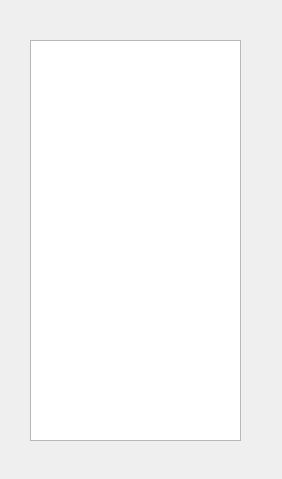
LASTLINEK/BaoShiMiZhen, file orderview.ui: the form before one commit.
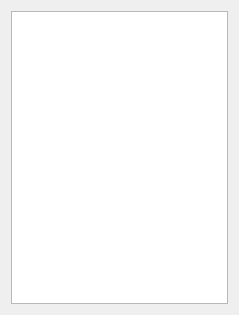
The form after the commit.

Diff of the .ui file:
```diff
--- a/orderview.ui
+++ b/orderview.ui
@@ -6,23 +6,22 @@
    <rect>
     <x>0</x>
     <y>0</y>
-    <width>282</width>
-    <height>479</height>
+    <width>239</width>
+    <height>315</height>
    </rect>
   </property>
   <property name="windowTitle">
    <string>排行榜</string>
   </property>
+  <layout class="QGridLayout" name="gridLayout">
+   <item row="0" column="0">
   <widget class="QTableView" name="tableView">
-   <property name="geometry">
-    <rect>
-     <x>30</x>
-     <y>40</y>
-     <width>211</width>
-     <height>401</height>
-    </rect>
-   </property>
-  </widget>
+     <property name="sortingEnabled">
+      <bool>true</bool>
+     </property>
+    </widget>
+   </item>
+  </layout>
  </widget>
  <resources/>
  <connections/>
```
Lines whose indentation alone changed are shown as unchanged.
